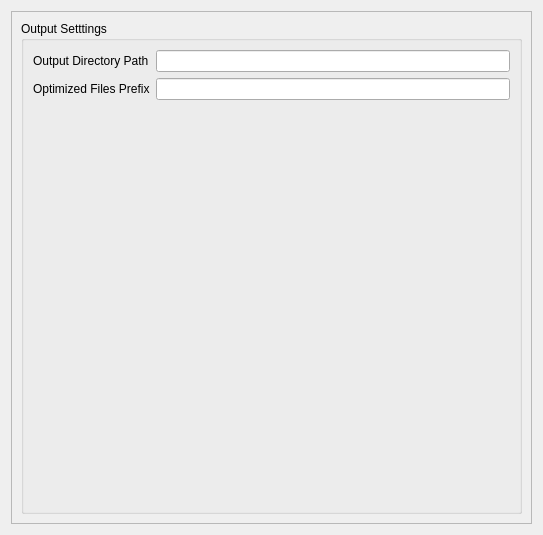
First picture: the form in src/preferenceswidget.ui, repository keshavbhatt/pixelbatch, before the edit.
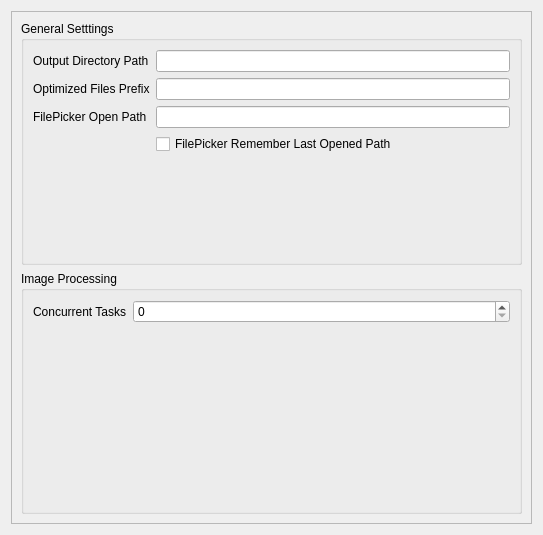
Second picture: the form after the edit.

```diff
--- a/src/preferenceswidget.ui
+++ b/src/preferenceswidget.ui
@@ -32,7 +32,7 @@
        <item>
         <widget class="QGroupBox" name="groupBox">
          <property name="title">
-          <string>Output Setttings</string>
+          <string>General Setttings</string>
          </property>
          <layout class="QVBoxLayout" name="verticalLayout_3">
           <item>
@@ -56,6 +56,53 @@
             </item>
             <item row="1" column="1">
              <widget class="QLineEdit" name="optimizedFilePrefixLineEdit"/>
+            </item>
+            <item row="2" column="0">
+             <widget class="QLabel" name="label_4">
+              <property name="text">
+               <string>FilePicker Open Path</string>
+              </property>
+             </widget>
+            </item>
+            <item row="2" column="1">
+             <widget class="QLineEdit" name="filepickerLastOpenedPathLineEdit"/>
+            </item>
+            <item row="3" column="0">
+             <widget class="QLabel" name="label_5">
+              <property name="text">
+               <string/>
+              </property>
+             </widget>
+            </item>
+            <item row="3" column="1">
+             <widget class="QCheckBox" name="filepickerRememberLastPathCheckBox">
+              <property name="text">
+               <string>FilePicker Remember Last Opened Path</string>
+              </property>
+             </widget>
+            </item>
+           </layout>
+          </item>
+         </layout>
+        </widget>
+       </item>
+       <item>
+        <widget class="QGroupBox" name="groupBox_2">
+         <property name="title">
+          <string>Image Processing</string>
+         </property>
+         <layout class="QVBoxLayout" name="verticalLayout_4">
+          <item>
+           <layout class="QFormLayout" name="formLayout_2">
+            <item row="0" column="0">
+             <widget class="QLabel" name="label_3">
+              <property name="text">
+               <string>Concurrent Tasks</string>
+              </property>
+             </widget>
+            </item>
+            <item row="0" column="1">
+             <widget class="QSpinBox" name="concurrentTasksSpinBox"/>
             </item>
            </layout>
           </item>
```
